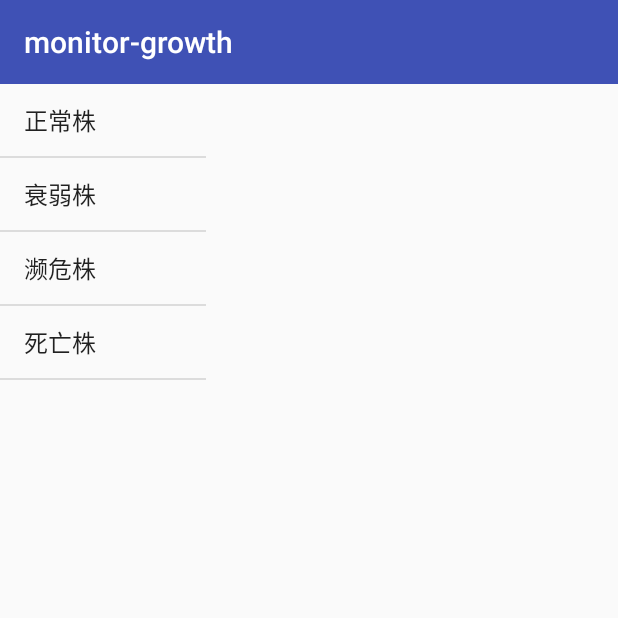
After one commit to norwaya/TreeMonistor, an Android app: the Activity_monitor_growth screen opened directly, with no data from a screen before it, on a phone screen of 412 x 824 dp, the top half of it. The commit adds this screen. Run offline under Robolectric (Android 15) with nearby library versions, the phone set to English and light mode, and no system bars; our stand-ins replace ButterKnife, CircleImageView.

Commit message:
linux to win

```diff
--- a/app/build.gradle
+++ b/app/build.gradle
@@ -8,6 +8,10 @@ android {
             storeFile file('/home/norwaya/Android/keys/yinpan.keystore.jks')
             storePassword 'yinpan123'
         }
+    }
+    dexOptions {
+        maxProcessCount 4 // this is the default value
+        javaMaxHeapSize "2g"
     }
     compileSdkVersion 25
     buildToolsVersion "25.0.0"
@@ -26,9 +30,11 @@ android {
             minifyEnabled false
             proguardFiles getDefaultProguardFile('proguard-android.txt'), 'proguard-rules.pro'
             signingConfig signingConfigs.debug_keystore
+
         }
         debug {
             signingConfig signingConfigs.debug_keystore
+            debuggable true
         }
     }
     sourceSets {
--- /dev/null
+++ b/app/src/main/java/com/xabaizhong/treemonistor/activity/expert/Activity_monitor_growth.java
@@ -0,0 +1,106 @@
+package com.xabaizhong.treemonistor.activity.expert;
+
+import android.os.Bundle;
+import android.support.annotation.Nullable;
+import android.util.Log;
+import android.widget.FrameLayout;
+
+import com.xabaizhong.treemonistor.R;
+import com.xabaizhong.treemonistor.base.Activity_base;
+
+import java.util.ArrayList;
+import java.util.List;
+
+import butterknife.BindView;
+import butterknife.ButterKnife;
+
+/**
+ * Created by norwaya on 17-4-15.
+ */
+
+public class Activity_monitor_growth extends Activity_base implements Fragment_expert_growth_list.CallBack {
+
+    @BindView(R.id.fragment_detail)
+    FrameLayout fragmentDetail;
+
+    @Override
+    protected void onCreate(@Nullable Bundle savedInstanceState) {
+        super.onCreate(savedInstanceState);
+        setContentView(R.layout.activity_monitor_growth);
+        ButterKnife.bind(this);
+        initView();
+    }
+
+    private void initView() {
+
+    }
+
+    @Override
+    public void onClickItem(int position) {
+        Log.i(TAG, "onClickItem: " + position);
+        Fragment_monitor_growth_detail fragment = new Fragment_monitor_growth_detail();
+        Bundle bundle = new Bundle();
+        bundle.putInt("id",position);
+        fragment.setArguments(bundle);
+        getSupportFragmentManager().beginTransaction().replace(R.id.fragment_detail,fragment).commit();
+    }
+
+
+    public static class GrowthInfo {
+        public static List<GrowthBean> list = new ArrayList<>();
+
+        static {
+            list.clear();
+            list.add(new GrowthBean("正常株", "正常叶片量占叶片总量大于95%", "枝条生长正常、新枝数量多，无枯枝枯梢。", "树干基本完好无坏死。"));
+            list.add(new GrowthBean("衰弱株", "正常叶片量占叶片总量的95%-50%。", "新梢生长偏弱，枝条有少量枯死。", "树干局部有轻伤或少量坏死。"));
+            list.add(new GrowthBean("濒危株", "正常叶片量占叶片总量小于50%。", "枝杈枯死较多。", "树干多为坏死，干枯或成凹洞。"));
+            list.add(new GrowthBean("死亡株", "无正常叶片。", "枝条枯死，无新梢和萌条。", "树干坏死，损伤，腐朽现象严重，无活树皮。"));
+        }
+
+        public static class GrowthBean {
+            private String name;
+            private String leaf;
+            private String branch;
+            private String trunk;
+
+            public GrowthBean(String name, String leaf, String branch, String trunk) {
+                this.name = name;
+                this.leaf = leaf;
+                this.branch = branch;
+                this.trunk = trunk;
+            }
+
+            public String getName() {
+                return name;
+            }
+
+            public void setName(String name) {
+                this.name = name;
+            }
+
+            public String getLeaf() {
+                return leaf;
+            }
+
+            public void setLeaf(String leaf) {
+                this.leaf = leaf;
+            }
+
+            public String getBranch() {
+                return branch;
+            }
+
+            public void setBranch(String branch) {
+                this.branch = branch;
+            }
+
+            public String getTrunk() {
+                return trunk;
+            }
+
+            public void setTrunk(String trunk) {
+                this.trunk = trunk;
+            }
+        }
+    }
+}
--- /dev/null
+++ b/app/src/main/java/com/xabaizhong/treemonistor/activity/expert/Fragment_expert_growth_list.java
@@ -0,0 +1,109 @@
+package com.xabaizhong.treemonistor.activity.expert;
+
+import android.content.Context;
+import android.os.Bundle;
+import android.support.v4.app.Fragment;
+import android.support.v4.app.ListFragment;
+import android.view.LayoutInflater;
+import android.view.View;
+import android.view.ViewGroup;
+import android.widget.AdapterView;
+import android.widget.BaseAdapter;
+import android.widget.ListView;
+import android.widget.SimpleAdapter;
+import android.widget.TextView;
+
+import com.xabaizhong.treemonistor.R;
+
+import java.util.ArrayList;
+import java.util.HashMap;
+import java.util.List;
+import java.util.Map;
+
+import butterknife.BindView;
+import butterknife.ButterKnife;
+import butterknife.Unbinder;
+
+/**
+ * Created by norwaya on 17-4-15.
+ */
+
+public class Fragment_expert_growth_list extends Fragment implements AdapterView.OnItemClickListener {
+    @BindView(R.id.list_view)
+    ListView listView;
+    Unbinder unbinder;
+    List<Map<String, String>> list;
+
+    CallBack callBack;
+
+    @Override
+    public View onCreateView(LayoutInflater inflater, ViewGroup container, Bundle savedInstanceState) {
+        View view = inflater.inflate(R.layout.fragment_expert_growth_list, container);
+        unbinder = ButterKnife.bind(this, view);
+        callBack = (CallBack) getActivity();
+        initView();
+        return view;
+    }
+
+    private void initView() {
+        Adapter adapter = new Adapter(Activity_monitor_growth.GrowthInfo.list, getContext());
+        listView.setAdapter(adapter);
+        listView.setOnItemClickListener(this);
+    }
+
+
+
+
+
+    @Override
+    public void onDestroyView() {
+        super.onDestroyView();
+        unbinder.unbind();
+    }
+
+    @Override
+    public void onItemClick(AdapterView<?> parent, View view, int position, long id) {
+        if (callBack != null)
+            callBack.onClickItem(position);
+    }
+
+    public interface CallBack {
+        void onClickItem(int position);
+    }
+
+    public void setCallBack(CallBack callBack) {
+        this.callBack = callBack;
+    }
+
+    private class Adapter extends BaseAdapter {
+        private final List<Activity_monitor_growth.GrowthInfo.GrowthBean> list;
+        LayoutInflater inflater;
+
+        public Adapter(List<Activity_monitor_growth.GrowthInfo.GrowthBean> list, Context context) {
+            this.list = list;
+            inflater = LayoutInflater.from(context);
+        }
+
+        @Override
+        public int getCount() {
+            return list.size();
+        }
+
+        @Override
+        public Object getItem(int position) {
+            return list.get(position);
+        }
+
+        @Override
+        public long getItemId(int position) {
+            return list.get(position).hashCode();
+        }
+
+        @Override
+        public View getView(int position, View convertView, ViewGroup parent) {
+            TextView view = (TextView) inflater.inflate(android.R.layout.simple_list_item_1, parent, false);
+            view.setText(list.get(position).getName());
+            return view;
+        }
+    }
+}
--- a/app/src/main/res/drawable/button_style_circle.xml
+++ b/app/src/main/res/drawable/button_style_circle.xml
@@ -6,7 +6,7 @@
             <stroke
                 android:width="1dp"
                 android:color="@color/wx_green"/>
-            <solid android:color="@android:color/transparent"/>
+            <solid android:color="@android:color/white"/>
             <corners android:radius="6dp"/>
         </shape>
     </item>
--- a/app/src/main/res/layout/activity_add.xml
+++ b/app/src/main/res/layout/activity_add.xml
@@ -171,8 +171,9 @@
                 style="@style/custom_edit_text_style"
                 app:left_text="古树标志"
                 app:mid_font_color="@color/wx_green"
+                app:mid_type="read"
                 app:mid_text_hint="古树标志"
-                app:mid_type="read"/>
+                />
 
             <com.xabaizhong.treemonistor.myview.C_info_gather_item1
                 android:id="@+id/owner"
--- /dev/null
+++ b/app/src/main/res/layout/activity_monitor_growth.xml
@@ -0,0 +1,27 @@
+<?xml version="1.0" encoding="utf-8"?>
+<LinearLayout xmlns:android="http://schemas.android.com/apk/res/android"
+              android:layout_width="match_parent"
+              android:layout_height="match_parent"
+              android:orientation="vertical">
+
+
+    <LinearLayout
+        android:layout_width="match_parent"
+        android:layout_height="match_parent"
+        android:orientation="horizontal">
+
+        <fragment
+            android:id="@+id/fragment"
+            android:name="com.xabaizhong.treemonistor.activity.expert.Fragment_expert_growth_list"
+            android:layout_width="0dp"
+            android:layout_height="match_parent"
+            android:layout_weight="1"/>
+        <FrameLayout
+            android:id="@+id/fragment_detail"
+            android:layout_width="0dp"
+            android:layout_height="match_parent"
+            android:layout_weight="2">
+
+        </FrameLayout>
+    </LinearLayout>
+</LinearLayout>
--- /dev/null
+++ b/app/src/main/res/layout/fragment_expert_growth_list.xml
@@ -0,0 +1,10 @@
+<?xml version="1.0" encoding="utf-8"?>
+<LinearLayout xmlns:android="http://schemas.android.com/apk/res/android"
+              android:orientation="vertical"
+              android:layout_width="match_parent"
+              android:layout_height="match_parent">
+    <ListView
+        android:id="@+id/list_view"
+        android:layout_width="match_parent"
+        android:layout_height="match_parent"/>
+</LinearLayout>
--- /dev/null
+++ b/app/src/main/res/values-w820dp/refs.xml
@@ -0,0 +1,3 @@
+<?xml version="1.0" encoding="utf-8"?>
+<resources>
+</resources>
```
Also changed, not shown: app/src/main/AndroidManifest.xml (+12 -1 lines), app/src/main/java/com/xabaizhong/treemonistor/activity/expert/Activity_expert_bug.java (added, +19 -0 lines), app/src/main/java/com/xabaizhong/treemonistor/activity/expert/Activity_expert_weak.java (added, +19 -0 lines), app/src/main/java/com/xabaizhong/treemonistor/activity/expert/Activity_species.java (added, +19 -0 lines), app/src/main/java/com/xabaizhong/treemonistor/activity/expert/Fragment_monitor_growth_detail.java (added, +53 -0 lines), app/src/main/java/com/xabaizhong/treemonistor/fragment/Fragment_expert.java (+10 -1 lines), app/src/main/java/com/xabaizhong/treemonistor/utils/FileUtil.java (+7 -2 lines), app/src/main/res/layout/activity_expert_bug.xml (added, +73 -0 lines), app/src/main/res/layout/activity_expert_weak.xml (added, +64 -0 lines), app/src/main/res/layout/activity_monitor_species.xml (added, +66 -0 lines), app/src/main/res/layout/fragment_monitor_growth_detail.xml (added, +76 -0 lines).
